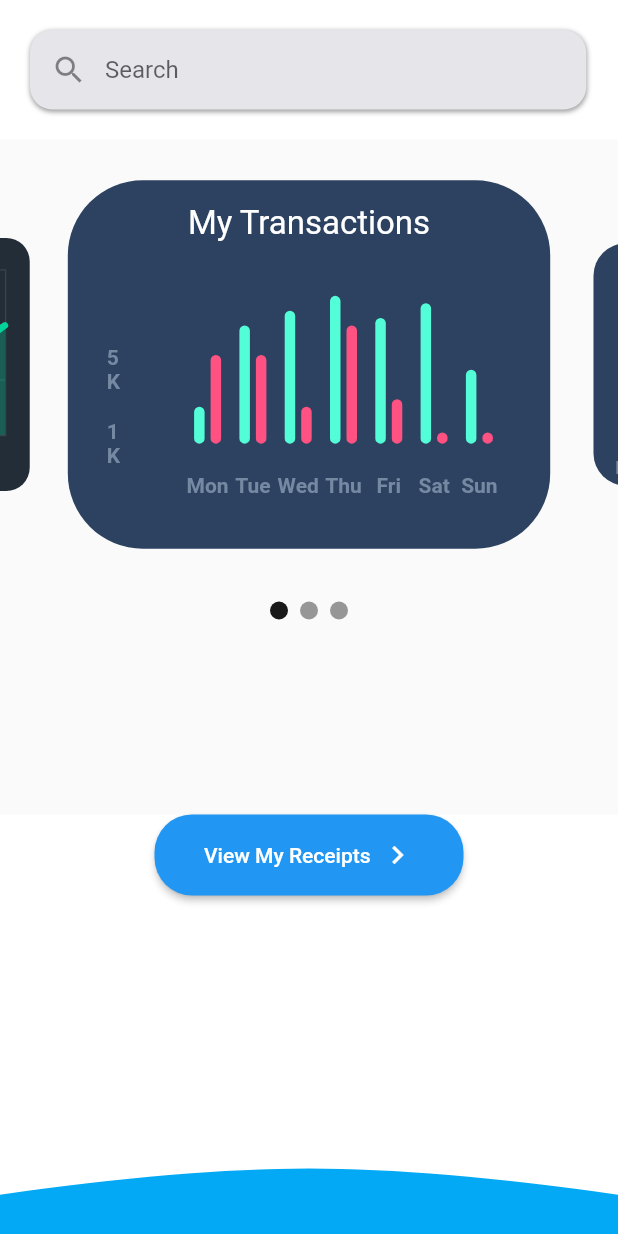
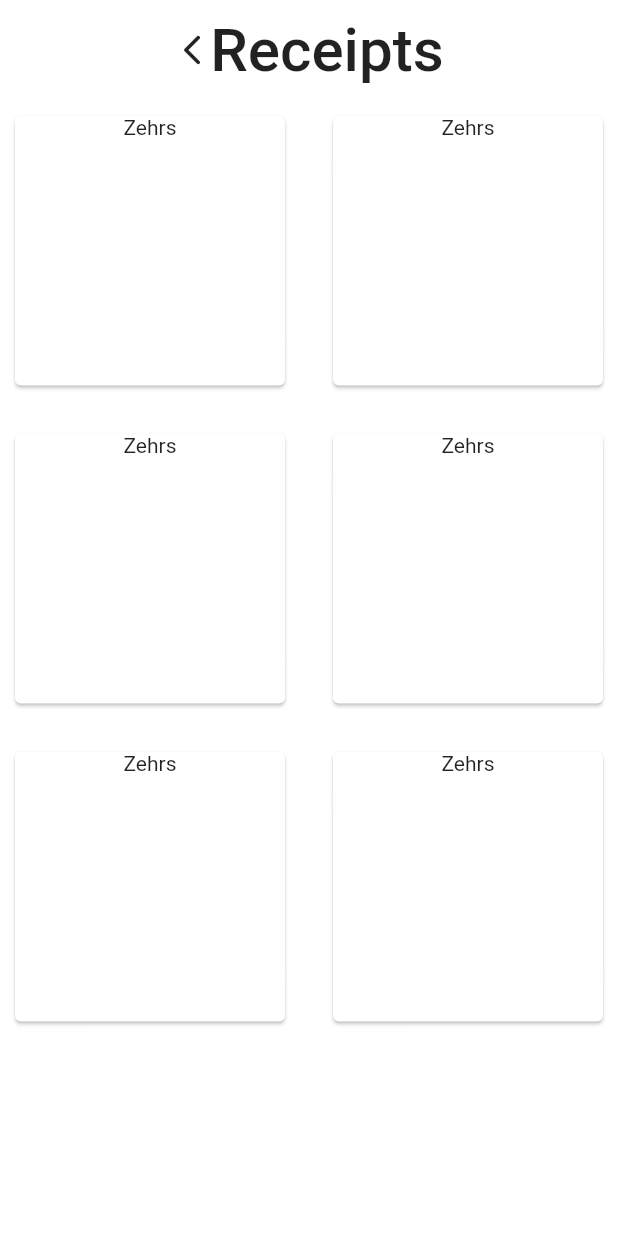
Before and after one commit to sriharivishnu/ReceiptHub, a Flutter app: the MyHomePage screen opened directly, after a tap on "View My Receipts", on a phone screen of 412 x 824 dp. Run offline on Flutter 3.47's test engine with Material 2 defaults, Android fonts, the phone set to English and light mode, and no system bars; drawn by our look-alikes of carousel_slider, fl_chart.

Commit message:
add receipts page again

```diff
--- a/receipthub/lib/home/home.dart
+++ b/receipthub/lib/home/home.dart
@@ -7,7 +7,7 @@ import '../components/PhysicsBox.dart';
 import '../components/chart.dart';
 import '../components/chart2.dart';
 import '../components/chart3.dart';
-import '../models/Receipt.dart';
+import '../receipts/receipts.dart';
 
 class MyHomePage extends StatefulWidget {
   MyHomePage({Key? key, required this.title}) : super(key: key);
@@ -20,14 +20,16 @@ class MyHomePage extends StatefulWidget {
 
 class _MyHomePageState extends State<MyHomePage> {
   TextStyle style = TextStyle(fontFamily: 'Montserrat', fontSize: 20.0);
-  var receiptData = [
-    Receipt([Item("Milk", 10.99)], Store("Zehrs", "Luxembourg", "ID"), 100),
-    Receipt([Item("Cheese", 10.99)], Store("Zehrs", "Luxembourg", "ID"), 100),
-    Receipt([Item("Goat", 10.99)], Store("Zehrs", "Luxembourg", "ID"), 100),
-    Receipt([Item("Paul", 10.99)], Store("Zehrs", "Luxembourg", "ID"), 100),
-    Receipt([Item("Cookies", 10.99)], Store("Zehrs", "Luxembourg", "ID"), 100),
-    Receipt([Item("Orange", 10.99)], Store("Zehrs", "Luxembourg", "ID"), 100),
-  ];
+
+  void goToReceiptsPage() {
+    Navigator.push(
+      context,
+      MaterialPageRoute(
+          builder: (context) => ReceiptPage(
+                title: "My Receipts",
+              )),
+    );
+  }
 
   @override
   Widget build(BuildContext context) {
@@ -71,31 +73,15 @@ class _MyHomePageState extends State<MyHomePage> {
                     Row(
                       children: [searchBar],
                     ),
-                    // Row(
-                    //   children: [
-                    //     Text("Receipts",
-                    //         style: TextStyle(
-                    //             fontSize: 40, fontWeight: FontWeight.w500))
-                    //   ],
-                    // ),
                     // BarChartSample3(),
-                    Container(height: 450, child: GalleryView()),
+                    Container(height: 350, child: GalleryView()),
 
-                    //   Expanded(
-                    //       child: GridView.count(
-                    //           crossAxisCount: 2,
-                    //           mainAxisSpacing: 12,
-                    //           crossAxisSpacing: 12,
-                    //           scrollDirection: Axis.vertical,
-                    //           // Generate 100 widgets that display their index in the List.
-                    //           children: receiptData
-                    //               .map((item) => ReceiptWidget(receipt: item))
-                    //               .toList()))
-                    // ]))),
                     Container(
                       width: screenWidth * 0.5,
                       child: ElevatedButton(
-                        onPressed: () {},
+                        onPressed: () {
+                          goToReceiptsPage();
+                        },
                         style: ButtonStyle(
                             shape: MaterialStateProperty.all<
                                 RoundedRectangleBorder>(
@@ -192,31 +178,3 @@ class _GalleryViewState extends State<GalleryView> {
     );
   }
 }
-
-class ReceiptWidget extends StatelessWidget {
-  ReceiptWidget({Key? key, required this.receipt}) : super(key: key);
-
-  final Receipt receipt;
-  @override
-  Widget build(BuildContext context) {
-    return Card(
-        margin: EdgeInsets.all(10),
-        // decoration: BoxDecoration(
-        //   borderRadius: BorderRadius.circular(10),
-        //   color: Colors.grey[300],
-        //   boxShadow: [
-        //     BoxShadow(
-        //         color: Colors.grey,
-        //         blurRadius: 2.0,
-        //         spreadRadius: 0.15,
-        //         offset: Offset.fromDirection(-5.0))
-        //   ],
-        // ),
-        child: Column(children: [
-          Text(
-            receipt.store.name,
-            textAlign: TextAlign.center,
-          )
-        ]));
-  }
-}
--- /dev/null
+++ b/receipthub/lib/receipts/receipts.dart
@@ -0,0 +1,100 @@
+import 'package:flutter/cupertino.dart';
+import 'package:flutter/material.dart';
+
+import '../models/Receipt.dart';
+
+class ReceiptPage extends StatefulWidget {
+  ReceiptPage({Key? key, required this.title}) : super(key: key);
+
+  // This widget is the home page of your application. It is stateful, meaning
+  // that it has a State object (defined below) that contains fields that affect
+  // how it looks.
+
+  // This class is the configuration for the state. It holds the values (in this
+  // case the title) provided by the parent (in this case the App widget) and
+  // used by the build method of the State. Fields in a Widget subclass are
+  // always marked "final".
+
+  final String title;
+
+  @override
+  State<ReceiptPage> createState() => _ReceiptPageState();
+}
+
+class _ReceiptPageState extends State<ReceiptPage>
+    with TickerProviderStateMixin {
+  TextStyle style = TextStyle(fontFamily: 'Montserrat', fontSize: 20.0);
+
+  var receiptData = [
+    Receipt([Item("Milk", 10.99)], Store("Zehrs", "Luxembourg", "ID"), 100),
+    Receipt([Item("Cheese", 10.99)], Store("Zehrs", "Luxembourg", "ID"), 100),
+    Receipt([Item("Goat", 10.99)], Store("Zehrs", "Luxembourg", "ID"), 100),
+    Receipt([Item("Paul", 10.99)], Store("Zehrs", "Luxembourg", "ID"), 100),
+    Receipt([Item("Cookies", 10.99)], Store("Zehrs", "Luxembourg", "ID"), 100),
+    Receipt([Item("Orange", 10.99)], Store("Zehrs", "Luxembourg", "ID"), 100),
+  ];
+  void onBackButton() {}
+  @override
+  Widget build(BuildContext context) {
+    return Container(
+        color: Colors.white,
+        child: SafeArea(
+          child: Scaffold(
+              backgroundColor: Colors.white,
+              body: Column(children: [
+                Row(
+                  mainAxisAlignment: MainAxisAlignment.center,
+                  children: [
+                    InkWell(
+                      child: Icon(Icons.arrow_back_ios_new_rounded),
+                      onTap: onBackButton,
+                    ),
+                    Padding(
+                        child: Text("Receipts",
+                            style: TextStyle(
+                                fontSize: 40, fontWeight: FontWeight.w500)),
+                        padding: EdgeInsets.symmetric(vertical: 10))
+                  ],
+                ),
+                Expanded(
+                    child: GridView.count(
+                        crossAxisCount: 2,
+                        mainAxisSpacing: 12,
+                        crossAxisSpacing: 12,
+                        scrollDirection: Axis.vertical,
+                        // Generate 100 widgets that display their index in the List.
+                        children: receiptData
+                            .map((item) => ReceiptWidget(receipt: item))
+                            .toList()))
+              ])),
+        ));
+  }
+}
+
+class ReceiptWidget extends StatelessWidget {
+  ReceiptWidget({Key? key, required this.receipt}) : super(key: key);
+
+  final Receipt receipt;
+  @override
+  Widget build(BuildContext context) {
+    return Card(
+        margin: EdgeInsets.all(10),
+        // decoration: BoxDecoration(
+        //   borderRadius: BorderRadius.circular(10),
+        //   color: Colors.grey[300],
+        //   boxShadow: [
+        //     BoxShadow(
+        //         color: Colors.grey,
+        //         blurRadius: 2.0,
+        //         spreadRadius: 0.15,
+        //         offset: Offset.fromDirection(-5.0))
+        //   ],
+        // ),
+        child: Column(children: [
+          Text(
+            receipt.store.name,
+            textAlign: TextAlign.center,
+          )
+        ]));
+  }
+}
```
